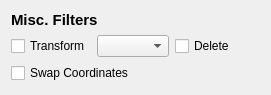
First picture: the form in gui/miscfltui.ui, repository alexbirkett/GPSBabel, before the edit.
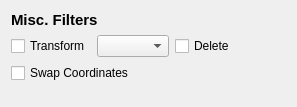
Second picture: the form after the edit.

Commit message: Regenerate all teh *.ui's with Qt 4.5 just to eliminate future merge noise.

Diff of the .ui file:
```diff
--- a/gui/miscfltui.ui
+++ b/gui/miscfltui.ui
@@ -1,12 +1,12 @@
 <ui version="4.0" >
  <class>MiscFltWidget</class>
- <widget class="QWidget" name="MiscFltWidget" >
-  <property name="geometry" >
+ <widget class="QWidget" name="MiscFltWidget">
+  <property name="geometry">
    <rect>
     <x>0</x>
     <y>0</y>
-    <width>271</width>
-    <height>95</height>
+    <width>297</width>
+    <height>107</height>
    </rect>
   </property>
   <property name="windowTitle" >
```
Left out of the diff: 53 changed lines with no effect on the pictures. The commit also changes 6 other files.
